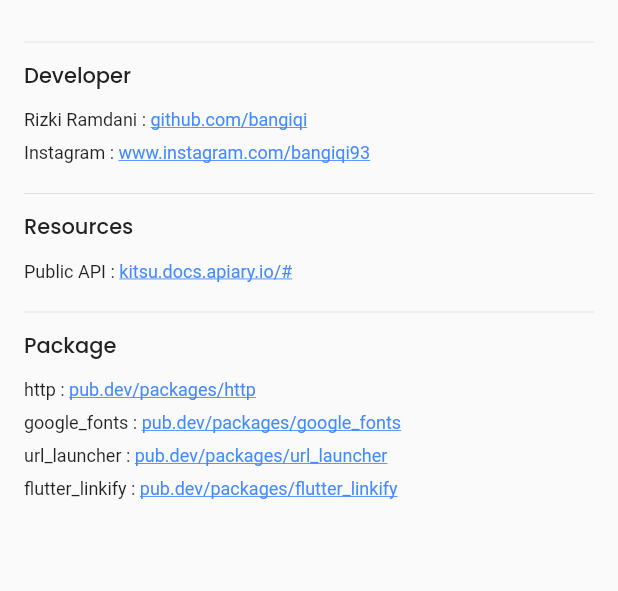
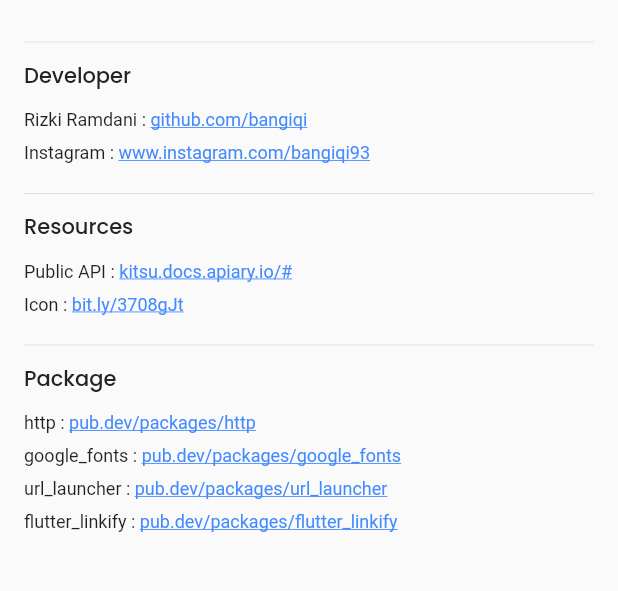
Before and after one commit to bangiqi/animep-flutter, a Flutter app: the AboutScreen widget shown alone on an empty page, opened directly, on a phone screen of 412 x 824 dp, the part 285-876 px from its top. Run offline on Flutter 3.47's test engine with Material 2 defaults, Android fonts, the phone set to English and light mode, and no system bars; drawn by our look-alikes of flutter_linkify; our stand-ins replace google_fonts; network calls fail.

Commit message:
[ADD] Link Icon resources

```diff
--- a/lib/feature/about/views/about_screen.dart
+++ b/lib/feature/about/views/about_screen.dart
@@ -27,6 +27,7 @@ class _AboutScreenState extends State<AboutScreen> {
         _separatorLine(),
         _sectionHeaderTitle('Resources'),
         _listResourceLink('Public API', 'https://kitsu.docs.apiary.io/#'),
+        _listResourceLink('Icon', 'https://bit.ly/3708gJt'),
         _separatorLine(),
         _sectionHeaderTitle('Package'),
         _listResourceLink('http', 'https://pub.dev/packages/http'),
```
